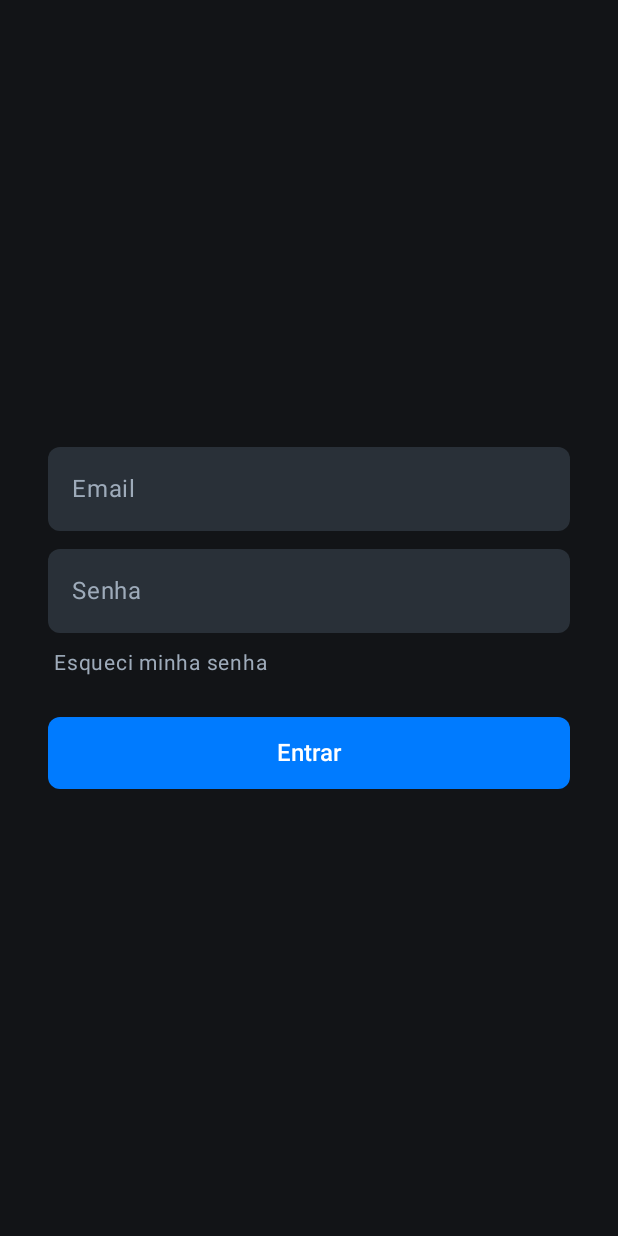
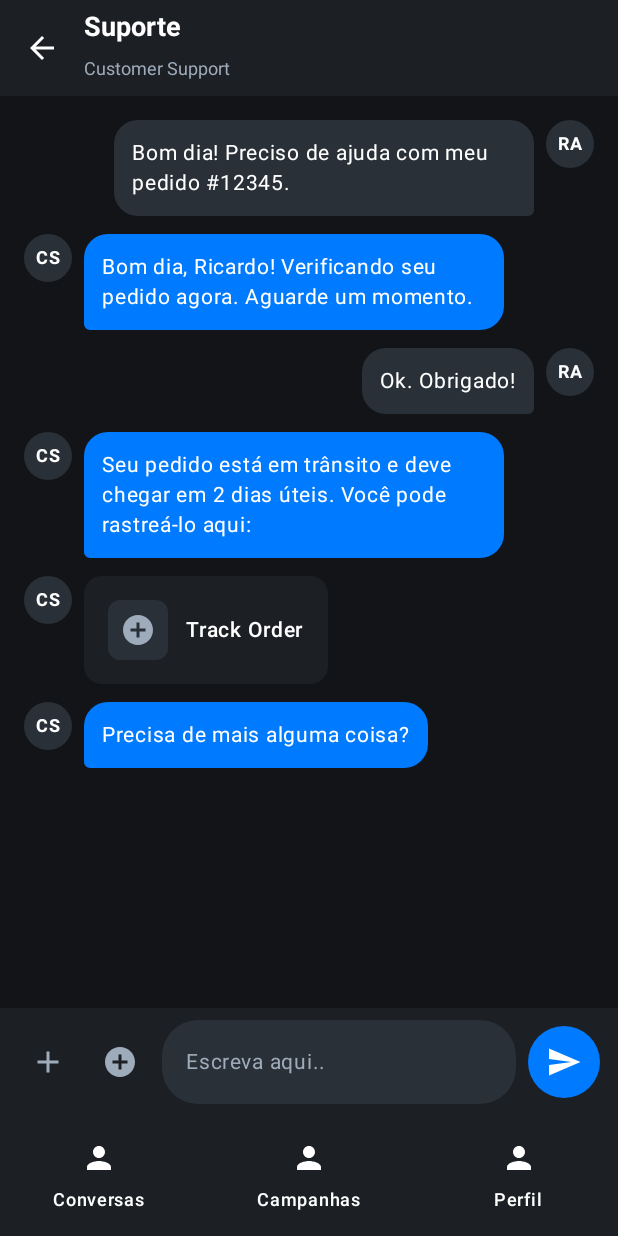
Before and after one commit to RaphaelSouzaFranco/WTC-Challenge, an Android app built with Jetpack Compose: the screen it shows after launch (MainActivity), on a phone screen of 412 x 824 dp. Run offline under Robolectric (Android 15) with nearby library versions, the phone set to English and light mode, and no system bars.

Commit message:
tela de chat suporte

```diff
--- a/app/src/main/java/com/example/wtcchallenge/MainActivity.kt
+++ b/app/src/main/java/com/example/wtcchallenge/MainActivity.kt
@@ -4,22 +4,19 @@ import android.os.Bundle
 import androidx.activity.ComponentActivity
 import androidx.activity.compose.setContent
 import androidx.activity.enableEdgeToEdge
-import androidx.compose.foundation.background
 import androidx.compose.foundation.layout.fillMaxSize
 import androidx.compose.foundation.layout.padding
 import androidx.compose.material3.Scaffold
-import androidx.compose.material3.Surface
 import androidx.compose.runtime.Composable
 import androidx.compose.ui.Modifier
-import androidx.compose.ui.graphics.Color
 import androidx.navigation.compose.NavHost
 import androidx.navigation.compose.composable
 import androidx.navigation.compose.rememberNavController
 import com.example.wtcchallenge.composables.LoginScreen
 import com.example.wtcchallenge.composables.MessagesScreen
 import com.example.wtcchallenge.composables.Screen
+import com.example.wtcchallenge.composables.SupportScreen
 import com.example.wtcchallenge.ui.theme.WTCChallengeTheme
-
 
 class MainActivity : ComponentActivity() {
     override fun onCreate(savedInstanceState: Bundle?) {
@@ -30,17 +27,16 @@ class MainActivity : ComponentActivity() {
                 Scaffold(modifier = Modifier.fillMaxSize()) {innerPadding ->
                     WTCApp(modifier = Modifier.padding(innerPadding))
                 }
-                }
             }
         }
     }
-
+}
 
 @Composable
 fun WTCApp(modifier: Modifier = Modifier) {
     val nav = rememberNavController()
 
-    NavHost(navController= nav, startDestination = Screen.Login.route,modifier=modifier) {
+    NavHost(navController= nav, startDestination = Screen.Chat.route, modifier=modifier) {
         composable(Screen.Login.route){
             LoginScreen(
                 onLogin = {nav.navigate(Screen.Messages.route)}
@@ -49,8 +45,8 @@ fun WTCApp(modifier: Modifier = Modifier) {
         composable(Screen.Messages.route){
             MessagesScreen(navController = nav)
         }
+        composable(Screen.Chat.route){
+            SupportScreen(navController = nav)
+        }
     }
-
-
-
-    }
+}
--- /dev/null
+++ b/app/src/main/java/com/example/wtcchallenge/composables/SupportScreen.kt
@@ -0,0 +1,361 @@
+package com.example.wtcchallenge.composables
+
+import androidx.compose.foundation.background
+import androidx.compose.foundation.layout.*
+import androidx.compose.foundation.lazy.LazyColumn
+import androidx.compose.foundation.lazy.items
+import androidx.compose.foundation.shape.CircleShape
+import androidx.compose.foundation.shape.RoundedCornerShape
+import androidx.compose.material.icons.Icons
+import androidx.compose.material.icons.automirrored.filled.ArrowBack
+import androidx.compose.material.icons.automirrored.filled.Send
+import androidx.compose.material.icons.filled.Add
+import androidx.compose.material.icons.filled.AddCircle
+import androidx.compose.material3.*
+import androidx.compose.runtime.*
+import androidx.compose.ui.Alignment
+import androidx.compose.ui.Modifier
+import androidx.compose.ui.draw.clip
+import androidx.compose.ui.graphics.Color
+import androidx.compose.ui.text.font.FontWeight
+import androidx.compose.ui.text.input.TextFieldValue
+import androidx.compose.ui.unit.dp
+import androidx.compose.ui.unit.sp
+import androidx.navigation.NavController
+
+data class ChatMessage(
+    val text: String,
+    val isFromUser: Boolean,
+    val isButton: Boolean = false
+)
+
+@OptIn(ExperimentalMaterial3Api::class)
+@Composable
+fun SupportScreen(navController: NavController) {
+    var messageText by remember { mutableStateOf(TextFieldValue("")) }
+    var messages by remember {
+        mutableStateOf(
+            listOf(
+                ChatMessage("Bom dia! Preciso de ajuda com meu pedido #12345.", true),
+                ChatMessage("Bom dia, Ricardo! Verificando seu pedido agora. Aguarde um momento.", false),
+                ChatMessage("Ok. Obrigado!", true),
+                ChatMessage("Seu pedido está em trânsito e deve chegar em 2 dias úteis. Você pode rastreá-lo aqui:", false),
+                ChatMessage("Acompanhar pedido", false, isButton = true),
+                ChatMessage("Precisa de mais alguma coisa?", false)
+            )
+        )
+    }
+
+    Scaffold(
+        containerColor = Color(0xFF121417),
+        topBar = {
+            TopAppBar(
+                title = {
+                    Column {
+                        Text(
+                            text = "Suporte",
+                            color = Color.White,
+                            fontSize = 18.sp,
+                            fontWeight = FontWeight.Bold
+                        )
+                        Text(
+                            text = "Customer Support",
+                            color = Color(0xFF9EABBA),
+                            fontSize = 12.sp
+                        )
+                    }
+                },
+                navigationIcon = {
+                    IconButton(onClick = { navController.navigateUp() }) {
+                        Icon(
+                            imageVector = Icons.AutoMirrored.Filled.ArrowBack,
+                            contentDescription = "Voltar",
+                            tint = Color.White
+                        )
+                    }
+                },
+                colors = TopAppBarDefaults.topAppBarColors(
+                    containerColor = Color(0xFF1C1F24)
+                )
+            )
+        },
+        bottomBar = {
+            BottomNavigationBar(
+                navController = navController,
+                currentRoute = Screen.Chat.route
+            )
+        }
+    ) { innerPadding ->
+        Column(
+            modifier = Modifier
+                .fillMaxSize()
+                .padding(innerPadding)
+        ) {
+            LazyColumn(
+                modifier = Modifier
+                    .weight(1f)
+                    .padding(horizontal = 16.dp),
+                verticalArrangement = Arrangement.spacedBy(12.dp),
+                contentPadding = PaddingValues(vertical = 16.dp)
+            ) {
+                items(messages) { message ->
+                    when {
+                        message.isButton -> TrackOrderButton()
+                        message.isFromUser -> UserMessage(message.text)
+                        else -> SupportMessage(message.text)
+                    }
+                }
+            }
+
+            ChatBottomBar(
+                messageText = messageText,
+                onMessageChange = { messageText = it },
+                onSendClick = {
+                    if (messageText.text.isNotBlank()) {
+                        messages = messages + ChatMessage(messageText.text, true)
+                        messageText = TextFieldValue("")
+                    }
+                }
+            )
+        }
+    }
+}
+
+@Composable
+fun UserMessage(text: String) {
+    Row(
+        modifier = Modifier.fillMaxWidth(),
+        horizontalArrangement = Arrangement.End
+    ) {
+        Box(
+            modifier = Modifier
+                .widthIn(max = 280.dp)
+                .clip(
+                    RoundedCornerShape(
+                        topStart = 16.dp,
+                        topEnd = 16.dp,
+                        bottomStart = 16.dp,
+                        bottomEnd = 4.dp
+                    )
+                )
+                .background(Color(0xFF293038))
+                .padding(12.dp)
+        ) {
+            Text(
+                text = text,
+                color = Color.White,
+                fontSize = 14.sp,
+                lineHeight = 20.sp
+            )
+        }
+
+        Spacer(modifier = Modifier.width(8.dp))
+
+        Box(
+            modifier = Modifier
+                .size(32.dp)
+                .clip(CircleShape)
+                .background(Color(0xFF293038)),
+            contentAlignment = Alignment.Center
+        ) {
+            Text(
+                text = "RA",
+                color = Color.White,
+                fontSize = 12.sp,
+                fontWeight = FontWeight.Bold
+            )
+        }
+    }
+}
+
+@Composable
+fun SupportMessage(text: String) {
+    Row(
+        modifier = Modifier.fillMaxWidth(),
+        horizontalArrangement = Arrangement.Start
+    ) {
+        Box(
+            modifier = Modifier
+                .size(32.dp)
+                .clip(CircleShape)
+                .background(Color(0xFF293038)),
+            contentAlignment = Alignment.Center
+        ) {
+            Text(
+                text = "CS",
+                color = Color.White,
+                fontSize = 12.sp,
+                fontWeight = FontWeight.Bold
+            )
+        }
+
+        Spacer(modifier = Modifier.width(8.dp))
+
+        Box(
+            modifier = Modifier
+                .widthIn(max = 280.dp)
+                .clip(
+                    RoundedCornerShape(
+                        topStart = 16.dp,
+                        topEnd = 16.dp,
+                        bottomStart = 4.dp,
+                        bottomEnd = 16.dp
+                    )
+                )
+                .background(Color(0xFF007BFF))
+                .padding(12.dp)
+        ) {
+            Text(
+                text = text,
+                color = Color.White,
+                fontSize = 14.sp,
+                lineHeight = 20.sp
+            )
+        }
+    }
+}
+
+@Composable
+fun TrackOrderButton() {
+    Row(
+        modifier = Modifier.fillMaxWidth(),
+        horizontalArrangement = Arrangement.Start
+    ) {
+        Box(
+            modifier = Modifier
+                .size(32.dp)
+                .clip(CircleShape)
+                .background(Color(0xFF293038)),
+            contentAlignment = Alignment.Center
+        ) {
+            Text(
+                text = "CS",
+                color = Color.White,
+                fontSize = 12.sp,
+                fontWeight = FontWeight.Bold
+            )
+        }
+
+        Spacer(modifier = Modifier.width(8.dp))
+
+        Surface(
+            modifier = Modifier.widthIn(max = 200.dp),
+            shape = RoundedCornerShape(12.dp),
+            color = Color(0xFF1C1F24)
+        ) {
+            Row(
+                modifier = Modifier.padding(16.dp),
+                verticalAlignment = Alignment.CenterVertically
+            ) {
+                Box(
+                    modifier = Modifier
+                        .size(40.dp)
+                        .clip(RoundedCornerShape(8.dp))
+                        .background(Color(0xFF293038)),
+                    contentAlignment = Alignment.Center
+                ) {
+                    Icon(
+                        imageVector = Icons.Default.AddCircle,
+                        contentDescription = "Package",
+                        tint = Color(0xFF9EABBA),
+                        modifier = Modifier.size(24.dp)
+                    )
+                }
+                Spacer(modifier = Modifier.width(12.dp))
+                Text(
+                    text = "Track Order",
+                    color = Color.White,
+                    fontSize = 14.sp,
+                    fontWeight = FontWeight.SemiBold
+                )
+            }
+        }
+    }
+}
+
+@Composable
+fun ChatBottomBar(
+    messageText: TextFieldValue,
+    onMessageChange: (TextFieldValue) -> Unit,
+    onSendClick: () -> Unit
+) {
+    Surface(
+        color = Color(0xFF1C1F24),
+        shadowElevation = 8.dp,
+        modifier = Modifier.fillMaxWidth()
+    ) {
+        Row(
+            modifier = Modifier
+                .fillMaxWidth()
+                .padding(horizontal = 12.dp, vertical = 8.dp),
+            verticalAlignment = Alignment.CenterVertically
+        ) {
+            IconButton(
+                onClick = { /* Ação futura: anexar arquivos */ },
+                modifier = Modifier.size(40.dp)
+            ) {
+                Icon(
+                    imageVector = Icons.Default.Add,
+                    contentDescription = "Anexar",
+                    tint = Color(0xFF9EABBA)
+                )
+            }
+
+            Spacer(modifier = Modifier.width(8.dp))
+
+            IconButton(
+                onClick = { /* Ação futura: enviar imagem */ },
+                modifier = Modifier.size(40.dp)
+            ) {
+                Icon(
+                    imageVector = Icons.Default.AddCircle,
+                    contentDescription = "Imagem",
+                    tint = Color(0xFF9EABBA)
+                )
+            }
+
+            Spacer(modifier = Modifier.width(8.dp))
+
+            TextField(
+                value = messageText,
+                onValueChange = onMessageChange,
+                placeholder = {
+                    Text(
+                        text = "Escreva aqui..",
+                        color = Color(0xFF9EABBA),
+                        fontSize = 14.sp
+                    )
+                },
+                colors = TextFieldDefaults.colors(
+                    focusedContainerColor = Color(0xFF293038),
+                    unfocusedContainerColor = Color(0xFF293038),
+                    focusedIndicatorColor = Color.Transparent,
+                    unfocusedIndicatorColor = Color.Transparent,
+                    cursorColor = Color.White,
+                    focusedTextColor = Color.White,
+                    unfocusedTextColor = Color.White
+                ),
+                shape = RoundedCornerShape(24.dp),
+                modifier = Modifier
+                    .weight(1f)
+                    .heightIn(min = 48.dp)
+            )
+
+            Spacer(modifier = Modifier.width(8.dp))
+
+            IconButton(
+                onClick = onSendClick,
+                modifier = Modifier
+                    .size(48.dp)
+                    .clip(CircleShape)
+                    .background(Color(0xFF007BFF))
+            ) {
+                Icon(
+                    imageVector = Icons.AutoMirrored.Filled.Send,
+                    contentDescription = "Enviar",
+                    tint = Color.White
+                )
+            }
+        }
+    }
+}
--- a/gradle/libs.versions.toml
+++ b/gradle/libs.versions.toml
@@ -1,5 +1,5 @@
 [versions]
-agp = "8.12.3"
+agp = "8.13.0"
 kotlin = "2.0.21"
 coreKtx = "1.17.0"
 junit = "4.13.2"
```
